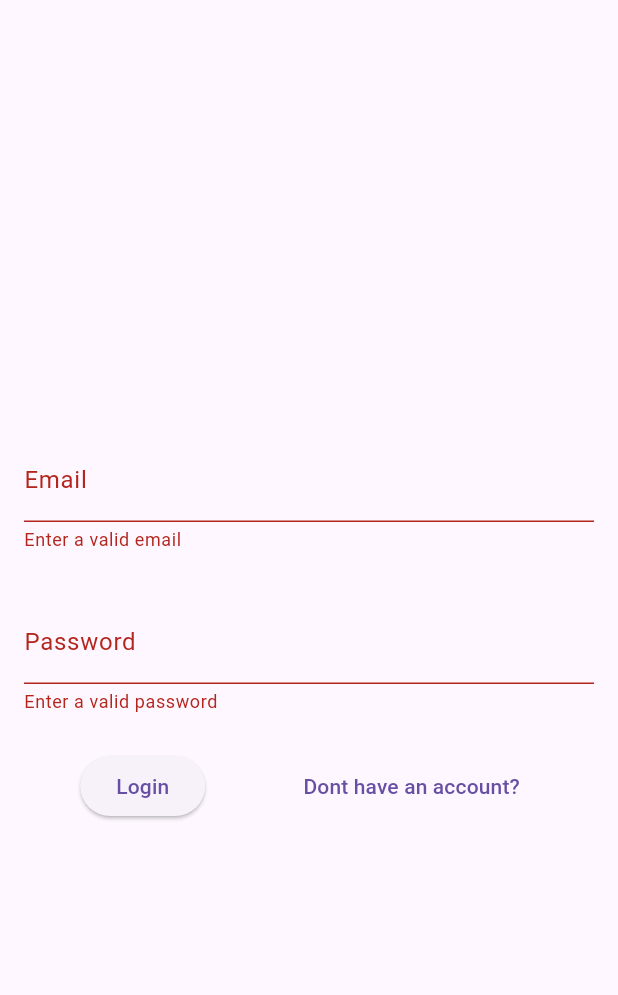
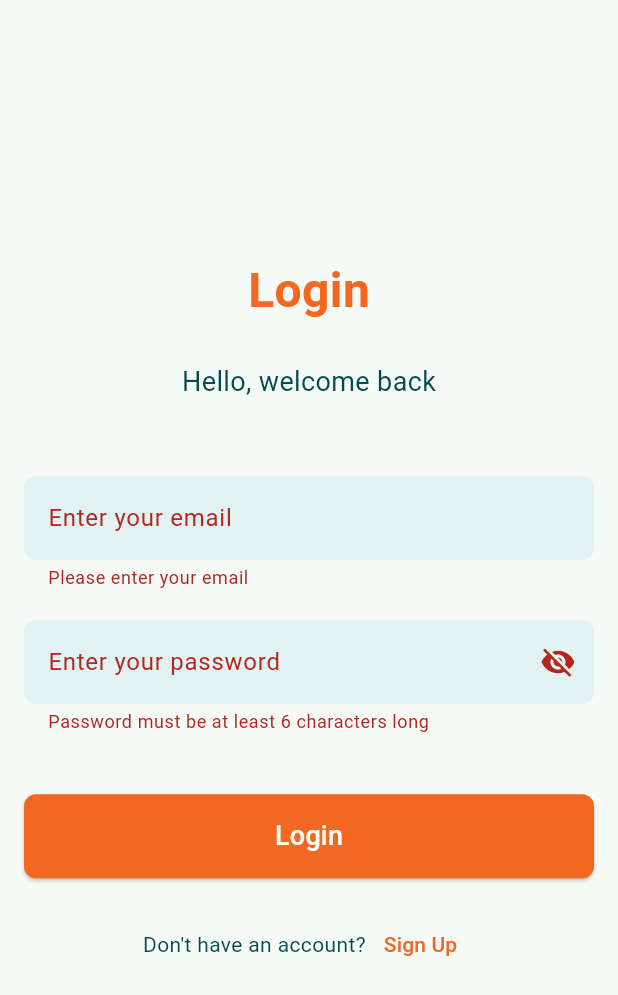
Before and after one commit to TheBombh2/chairty_platform, a Flutter app: the screen it shows after launch, after a tap on "Login", on a phone screen of 412 x 824 dp. Shown: the top 995 px of the screen. Run offline on Flutter 3.47's test engine with Material 3 defaults, Android fonts, the phone set to English and light mode, and no system bars; our stand-ins replace cloud_firestore, firebase_auth, firebase_core, firebase_storage, flutter_bloc, google_fonts and 5 more; missing offline and left inert: neon_widgets; accounts and stored records are empty; generated files the repository leaves out were written again.

Commit message:
login screen implemented again

```diff
--- a/lib/screens/auth_screens/login_screen.dart
+++ b/lib/screens/auth_screens/login_screen.dart
@@ -13,29 +13,33 @@ class _LoginScreenState extends State<LoginScreen> {
   final _formKey = GlobalKey<FormState>();
   String _enteredEmail = '';
   String _enteredPassword = '';
-  var _isAuthenticating = false;
+  bool _isAuthenticating = false;
+  bool _isPasswordVisible = false;
 
   void _submit() async {
     final isValid = _formKey.currentState!.validate();
     if (!isValid) {
       return;
     }
-    _formKey.currentState!.save();
+
     setState(() {
       _isAuthenticating = true;
     });
+
     final message = await AuthInterface.authinticateWithEmailAndPassword(
         _enteredEmail, _enteredPassword, true);
-    if (mounted) {
+
+    if (!mounted) {
+      return;
+    }
+
     ScaffoldMessenger.of(context).clearSnackBars();
     ScaffoldMessenger.of(context).showSnackBar(
       SnackBar(
-          content: Text(
-            message,
-          ),
+        content: Text(message),
       ),
     );
-    }
+
     setState(() {
       _isAuthenticating = false;
     });
@@ -44,65 +48,140 @@ class _LoginScreenState extends State<LoginScreen> {
   @override
   Widget build(BuildContext context) {
     return Scaffold(
+      backgroundColor: const Color(0xFFF6FAF7),
       body: Center(
+        child: Padding(
+          padding: const EdgeInsets.all(16.0),
           child: SingleChildScrollView(
             child: Form(
               key: _formKey,
               child: Column(
+                mainAxisAlignment: MainAxisAlignment.center,
                 children: [
-                Padding(
-                  padding: const EdgeInsets.all(16),
-                  child: TextFormField(
-                    decoration: const InputDecoration(
-                      labelText: 'Email',
+                  const Text(
+                    'Login',
+                    style: TextStyle(
+                      fontWeight: FontWeight.bold,
+                      fontSize: 32,
+                      color: Color(0xFFF26722),
+                    ),
+                  ),
+                  const SizedBox(height: 25),
+                  const Text(
+                    'Hello, welcome back',
+                    style: TextStyle(
+                      fontSize: 18,
+                      color: Color(0xFF034956),
+                    ),
+                  ),
+                  const SizedBox(height: 50),
+                  TextFormField(
+                    decoration: InputDecoration(
+                      filled: true,
+                      fillColor: const Color(0xFFE2F1F2),
+                      labelText: 'Enter your email',
+                      border: OutlineInputBorder(
+                        borderRadius: BorderRadius.circular(8.0),
+                        borderSide: BorderSide.none,
+                      ),
                     ),
                     validator: (value) {
                       if (value == null || value.isEmpty) {
-                        return 'Enter a valid email';
+                        return 'Please enter your email';
                       }
                       return null;
                     },
-                    onSaved: (newValue) {
-                      _enteredEmail = newValue!;
+                    onChanged: (newValue) {
+                      setState(() {
+                        _enteredEmail = newValue;
+                      });
                     },
                   ),
+                  const SizedBox(height: 20),
+                  TextFormField(
+                    autocorrect: false,
+                    obscureText: !_isPasswordVisible,
+                    decoration: InputDecoration(
+                      filled: true,
+                      fillColor: const Color(0xFFE2F1F2),
+                      labelText: 'Enter your password',
+                      border: OutlineInputBorder(
+                        borderRadius: BorderRadius.circular(8.0),
+                        borderSide: BorderSide.none,
                       ),
-                Padding(
-                  padding: const EdgeInsets.all(16.0),
-                  child: TextFormField(
-                    decoration: const InputDecoration(
-                      labelText: 'Password',
+                      suffixIcon: IconButton(
+                        onPressed: () {
+                          setState(() {
+                            _isPasswordVisible = !_isPasswordVisible;
+                          });
+                        },
+                        icon: Icon(
+                          _isPasswordVisible
+                              ? Icons.visibility
+                              : Icons.visibility_off,
+                        ),
+                      ),
                     ),
                     validator: (value) {
                       if (value == null || value.isEmpty || value.length < 6) {
-                        return 'Enter a valid password';
+                        return 'Password must be at least 6 characters long';
                       }
                       return null;
                     },
-                    onSaved: (newValue) {
-                      _enteredPassword = newValue!;
+                    onChanged: (newValue) {
+                      setState(() {
+                        _enteredPassword = newValue;
+                      });
                     },
                   ),
+                  const SizedBox(height: 40),
+                  SizedBox(
+                    width: double.infinity,
+                    child: ElevatedButton(
+                      style: ElevatedButton.styleFrom(
+                        backgroundColor: const Color(0xFFF26722),
+                        padding: const EdgeInsets.symmetric(vertical: 15),
+                        shape: RoundedRectangleBorder(
+                          borderRadius: BorderRadius.circular(8),
                         ),
-                const SizedBox(
-                  height: 8,
                       ),
+                      onPressed: _isAuthenticating ? null : _submit,
+                      child: _isAuthenticating
+                          ? const CircularProgressIndicator()
+                          : const Text(
+                              'Login',
+                              style: TextStyle(
+                                color: Colors.white,
+                                fontSize: 18,
+                              ),
+                            ),
+                    ),
+                  ),
+                  const SizedBox(height: 20),
                   Row(
-                  mainAxisAlignment: MainAxisAlignment.spaceEvenly,
+                    mainAxisAlignment: MainAxisAlignment.center,
                     children: [
-                    if (_isAuthenticating)
-                      const CircularProgressIndicator()
-                    else
-                      ElevatedButton(onPressed: _submit, child: Text('Login')),
+                      const Text(
+                        "Don't have an account?",
+                        style: TextStyle(
+                          color: Color(0xFF034956),
+                        ),
+                      ),
                       TextButton(
                         onPressed: () {
                           Navigator.of(context).push(
                             MaterialPageRoute(
-                              builder: (ctx) => RegisterScreen(),
+                              builder: (ctx) => const RegisterScreen(),
                             ),
                           );
                         },
-                        child: Text('Dont have an account?'))
+                        child: const Text(
+                          'Sign Up',
+                          style: TextStyle(
+                            color: Color(0xFFF26722),
+                          ),
+                        ),
+                      ),
                     ],
                   ),
                 ],
@@ -110,6 +189,7 @@ class _LoginScreenState extends State<LoginScreen> {
             ),
           ),
         ),
+      ),
     );
   }
 }
```
Lines whose indentation alone changed are shown as unchanged.
